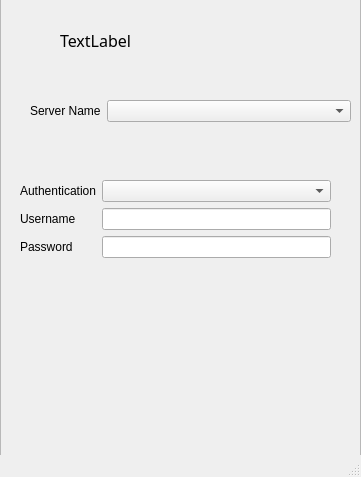
Above: mainWindow.ui from desxedada/SQLGDriveBackup before the change. Below: the same form after it.
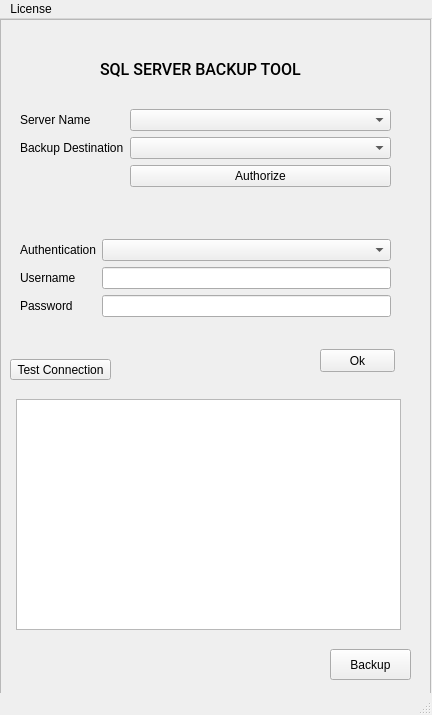
That is the form after the change.

Commit message: Creating UI foundations for the program

Patch:
```diff
--- a/mainWindow.ui
+++ b/mainWindow.ui
@@ -6,8 +6,8 @@
    <rect>
     <x>0</x>
     <y>0</y>
-    <width>361</width>
-    <height>477</height>
+    <width>432</width>
+    <height>715</height>
    </rect>
   </property>
   <property name="windowTitle">
@@ -18,9 +18,9 @@
     <property name="geometry">
      <rect>
       <x>0</x>
-      <y>-10</y>
-      <width>361</width>
-      <height>481</height>
+      <y>0</y>
+      <width>431</width>
+      <height>701</height>
      </rect>
     </property>
     <property name="frameShape">
@@ -46,8 +46,8 @@
      <property name="geometry">
       <rect>
        <x>10</x>
-       <y>180</y>
-       <width>331</width>
+       <y>210</y>
+       <width>391</width>
        <height>111</height>
       </rect>
      </property>
@@ -64,12 +64,8 @@
       <property name="bottomMargin">
        <number>10</number>
       </property>
-      <item row="0" column="0">
-       <widget class="QLabel" name="label_2">
-        <property name="text">
-         <string>Authentication</string>
-        </property>
-       </widget>
+      <item row="0" column="1">
+       <widget class="QComboBox" name="authTypeBox"/>
       </item>
       <item row="1" column="0">
        <widget class="QLabel" name="label_3">
@@ -78,6 +74,9 @@
         </property>
        </widget>
       </item>
+      <item row="1" column="1">
+       <widget class="QLineEdit" name="usernameEdit"/>
+      </item>
       <item row="2" column="0">
        <widget class="QLabel" name="label_4">
         <property name="text">
@@ -85,24 +84,25 @@
         </property>
        </widget>
       </item>
-      <item row="1" column="1">
-       <widget class="QLineEdit" name="lineEdit_2"/>
-      </item>
       <item row="2" column="1">
        <widget class="QLineEdit" name="lineEdit_3"/>
       </item>
-      <item row="0" column="1">
-       <widget class="QComboBox" name="comboBox"/>
+      <item row="0" column="0">
+       <widget class="QLabel" name="label_2">
+        <property name="text">
+         <string>Authentication</string>
+        </property>
+       </widget>
       </item>
      </layout>
     </widget>
     <widget class="QWidget" name="formLayoutWidget_2">
      <property name="geometry">
       <rect>
-       <x>20</x>
-       <y>100</y>
-       <width>331</width>
-       <height>51</height>
+       <x>10</x>
+       <y>80</y>
+       <width>391</width>
+       <height>101</height>
       </rect>
      </property>
      <layout class="QFormLayout" name="formLayout_2">
@@ -112,6 +112,12 @@
       <property name="topMargin">
        <number>10</number>
       </property>
+      <property name="rightMargin">
+       <number>10</number>
+      </property>
+      <property name="bottomMargin">
+       <number>10</number>
+      </property>
       <item row="0" column="0">
        <widget class="QLabel" name="label_5">
         <property name="text">
@@ -120,32 +126,134 @@
        </widget>
       </item>
       <item row="0" column="1">
-       <widget class="QComboBox" name="comboBox_2"/>
+       <widget class="QComboBox" name="instanceBox"/>
+      </item>
+      <item row="1" column="0">
+       <widget class="QLabel" name="label_7">
+        <property name="text">
+         <string>Backup Destination</string>
+        </property>
+       </widget>
+      </item>
+      <item row="1" column="1">
+       <widget class="QComboBox" name="destinationBox"/>
+      </item>
+      <item row="2" column="1">
+       <widget class="QPushButton" name="pushButton">
+        <property name="text">
+         <string>Authorize</string>
+        </property>
+       </widget>
       </item>
      </layout>
     </widget>
     <widget class="QLabel" name="label_6">
      <property name="geometry">
       <rect>
-       <x>60</x>
+       <x>100</x>
        <y>20</y>
-       <width>211</width>
+       <width>201</width>
        <height>61</height>
       </rect>
      </property>
      <property name="font">
       <font>
-       <family>Modern</family>
+       <family>Roboto Medium</family>
        <pointsize>12</pointsize>
       </font>
      </property>
+     <property name="layoutDirection">
+      <enum>Qt::LeftToRight</enum>
+     </property>
      <property name="text">
-      <string>TextLabel</string>
+      <string>SQL SERVER BACKUP TOOL</string>
      </property>
     </widget>
+    <widget class="QPushButton" name="okButton">
+     <property name="geometry">
+      <rect>
+       <x>320</x>
+       <y>330</y>
+       <width>75</width>
+       <height>23</height>
+      </rect>
+     </property>
+     <property name="text">
+      <string>Ok</string>
+     </property>
+    </widget>
+    <widget class="QPushButton" name="backupButton">
+     <property name="geometry">
+      <rect>
+       <x>330</x>
+       <y>630</y>
+       <width>81</width>
+       <height>31</height>
+      </rect>
+     </property>
+     <property name="text">
+      <string>Backup</string>
+     </property>
+    </widget>
+    <widget class="QPushButton" name="connectionButton">
+     <property name="geometry">
+      <rect>
+       <x>10</x>
+       <y>340</y>
+       <width>101</width>
+       <height>21</height>
+      </rect>
+     </property>
+     <property name="text">
+      <string>Test Connection</string>
+     </property>
+    </widget>
+    <widget class="QWidget" name="formLayoutWidget_3">
+     <property name="geometry">
+      <rect>
+       <x>10</x>
+       <y>380</y>
+       <width>391</width>
+       <height>231</height>
+      </rect>
+     </property>
+     <layout class="QFormLayout" name="formLayout_3">
+      <item row="0" column="1">
+       <widget class="QTreeView" name="databaseTreeView"/>
+      </item>
+     </layout>
+    </widget>
    </widget>
   </widget>
   <widget class="QStatusBar" name="statusbar"/>
+  <widget class="QMenuBar" name="menuBar">
+   <property name="geometry">
+    <rect>
+     <x>0</x>
+     <y>0</y>
+     <width>432</width>
+     <height>21</height>
+    </rect>
+   </property>
+   <widget class="QMenu" name="menuLicense">
+    <property name="title">
+     <string>License</string>
+    </property>
+    <addaction name="actionLicense"/>
+    <addaction name="actionAbout"/>
+   </widget>
+   <addaction name="menuLicense"/>
+  </widget>
+  <action name="actionLicense">
+   <property name="text">
+    <string>License</string>
+   </property>
+  </action>
+  <action name="actionAbout">
+   <property name="text">
+    <string>About</string>
+   </property>
+  </action>
  </widget>
  <resources/>
  <connections/>
```
Left out of the diff: 2 changed lines with no effect on the pictures. The commit also changes 5 other files.
